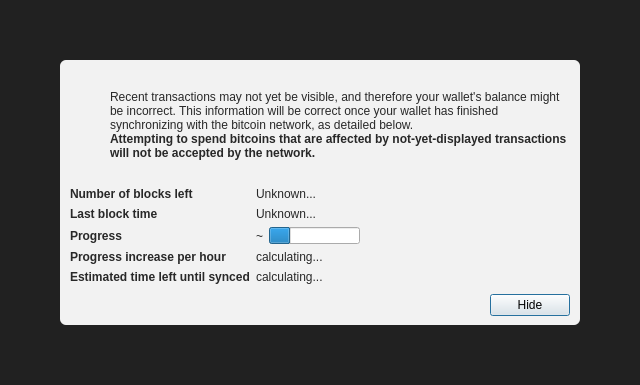
Before: the Qt Designer form src/qt/forms/modaloverlay.ui in syglee7/zenacoin-ver2, drawn with Qt 5.
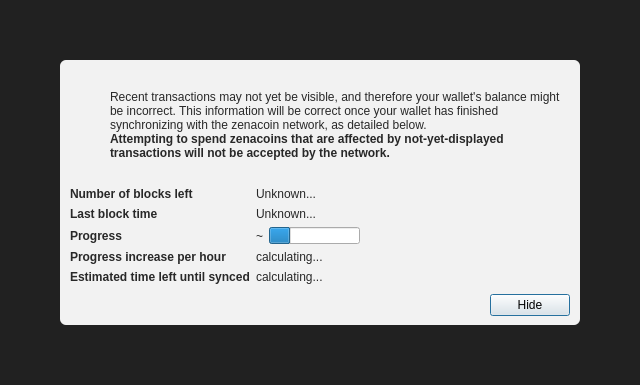
After: the same form once the commit is applied. Icons and pictures are not drawn.

Diff of the .ui file:
```diff
--- a/src/qt/forms/modaloverlay.ui
+++ b/src/qt/forms/modaloverlay.ui
@@ -130,7 +130,7 @@
              <item>
               <widget class="QLabel" name="infoText">
                <property name="text">
-                <string>Recent transactions may not yet be visible, and therefore your wallet's balance might be incorrect. This information will be correct once your wallet has finished synchronizing with the bitcoin network, as detailed below.</string>
+                <string>Recent transactions may not yet be visible, and therefore your wallet's balance might be incorrect. This information will be correct once your wallet has finished synchronizing with the zenacoin network, as detailed below.</string>
                </property>
                <property name="textFormat">
                 <enum>Qt::RichText</enum>
@@ -149,7 +149,7 @@
                 </font>
                </property>
                <property name="text">
-                <string>Attempting to spend bitcoins that are affected by not-yet-displayed transactions will not be accepted by the network.</string>
+                <string>Attempting to spend zenacoins that are affected by not-yet-displayed transactions will not be accepted by the network.</string>
                </property>
                <property name="textFormat">
                 <enum>Qt::RichText</enum>
```
